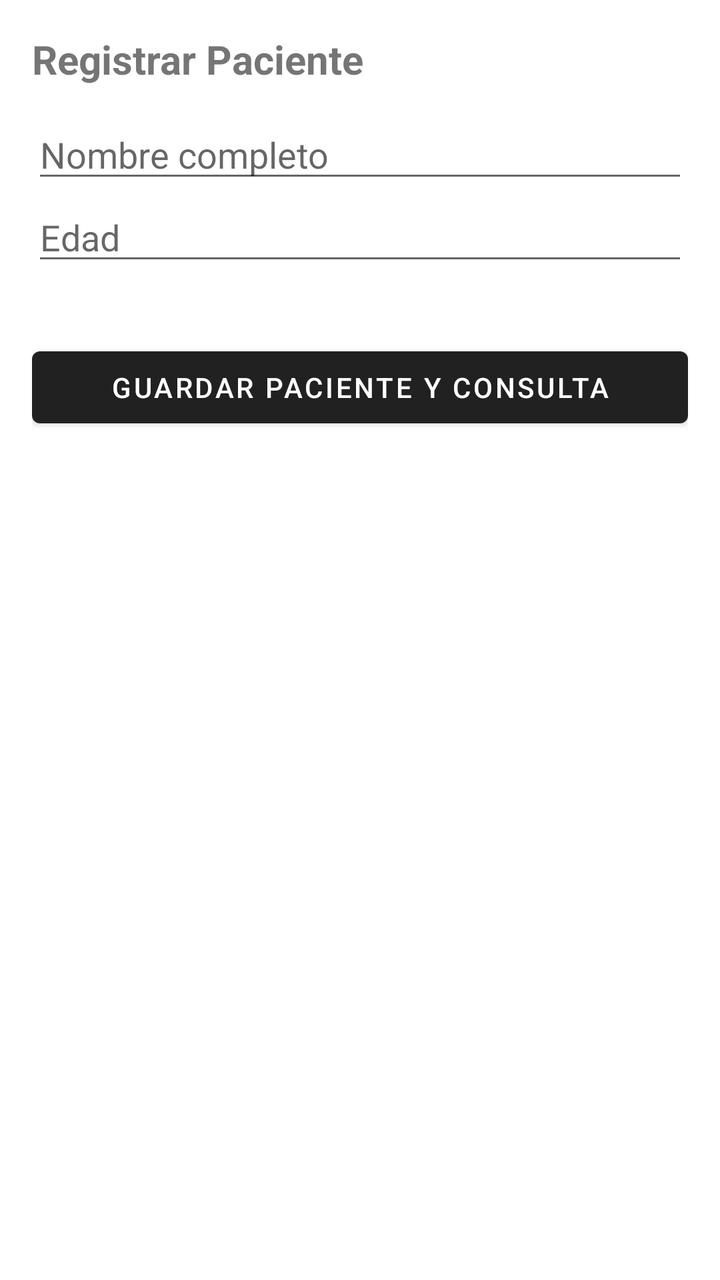
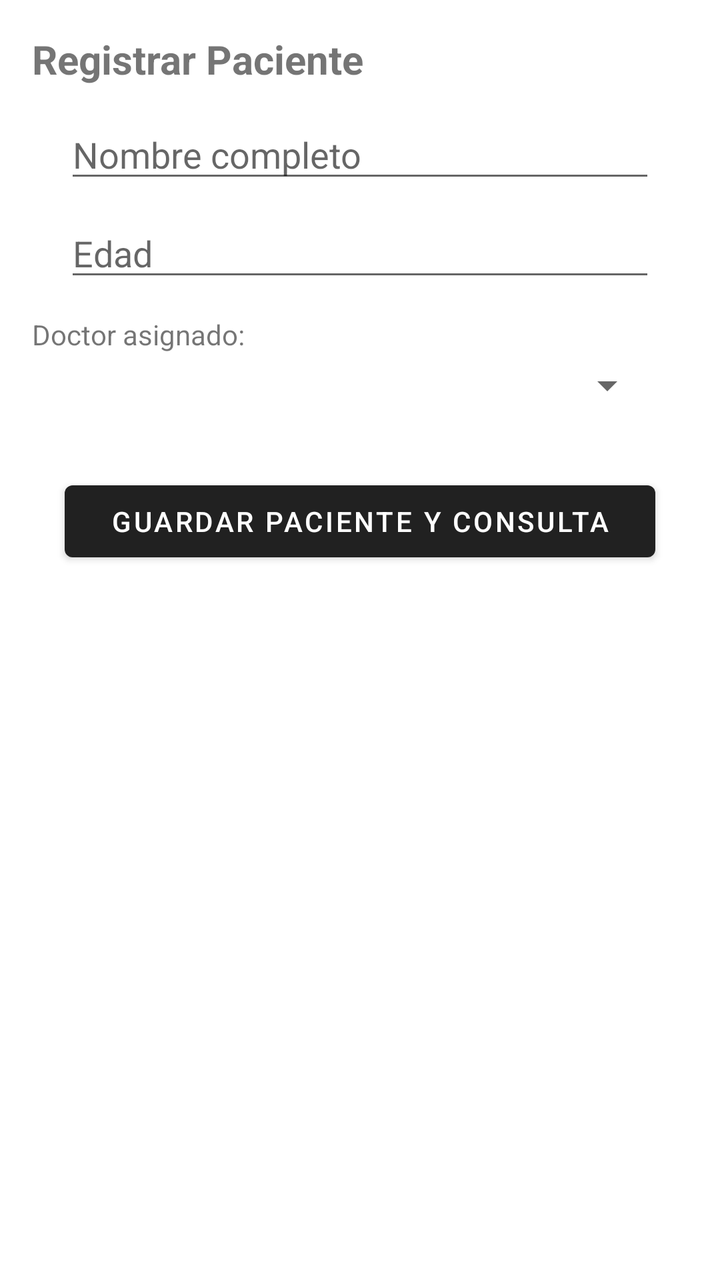

Screens rendered from an Android XML layout before and after an edit, with the pre-edit source and the edit as a unified diff.
<!-- AndroidManifest.xml: application theme Theme.MaterialComponents.DayNight.DarkActionBar -->
<!-- res/layout/activity_registro_paciente.xml -->
<?xml version="1.0" encoding="utf-8"?>
<LinearLayout xmlns:android="http://schemas.android.com/apk/res/android"
    android:layout_width="match_parent"
    android:layout_height="match_parent"
    android:orientation="vertical"
    android:padding="16dp">

    <TextView
        android:layout_width="wrap_content"
        android:layout_height="wrap_content"
        android:text="Registrar Paciente"
        android:textSize="20sp"
        android:textStyle="bold"
        android:layout_marginBottom="12dp"/>

    <EditText
        android:id="@+id/etNombrePaciente"
        android:layout_width="match_parent"
        android:layout_height="wrap_content"
        android:hint="Nombre completo"/>

    <EditText
        android:id="@+id/etEdadPaciente"
        android:layout_width="match_parent"
        android:layout_height="wrap_content"
        android:hint="Edad"
        android:inputType="number"
        android:layout_marginBottom="16dp"/>

    
    <FrameLayout
        android:id="@+id/fragmentContainer"
        android:layout_width="match_parent"
        android:layout_height="wrap_content"
        android:layout_marginBottom="16dp"/>

    <Button
        android:id="@+id/btnGuardarTodo"
        android:layout_width="match_parent"
        android:layout_height="wrap_content"
        android:text="Guardar Paciente y Consulta"/>

</LinearLayout>
<!-- resources referenced by this layout -->
<resources>

</resources>

<!-- the commit's change to res/layout/activity_registro_paciente.xml (unified diff, before → after) -->
@@ -1,43 +1,11 @@
-<?xml version="1.0" encoding="utf-8"?>
-<LinearLayout xmlns:android="http://schemas.android.com/apk/res/android"
-    android:layout_width="match_parent"
-    android:layout_height="match_parent"
-    android:orientation="vertical"
-    android:padding="16dp">
-
-    <TextView
-        android:layout_width="wrap_content"
-        android:layout_height="wrap_content"
-        android:text="Registrar Paciente"
-        android:textSize="20sp"
-        android:textStyle="bold"
-        android:layout_marginBottom="12dp"/>
-
-    <EditText
-        android:id="@+id/etNombrePaciente"
-        android:layout_width="match_parent"
-        android:layout_height="wrap_content"
-        android:hint="Nombre completo"/>
-
-    <EditText
-        android:id="@+id/etEdadPaciente"
-        android:layout_width="match_parent"
-        android:layout_height="wrap_content"
-        android:hint="Edad"
-        android:inputType="number"
-        android:layout_marginBottom="16dp"/>
-
+<androidx.constraintlayout.widget.ConstraintLayout xmlns:android="http://schemas.android.com/apk/res/android" xmlns:app="http://schemas.android.com/apk/res-auto" android:layout_width="match_parent" android:layout_height="match_parent" android:padding="16dp">
+    <TextView android:id="@+id/tvTitulo" android:layout_width="wrap_content" android:layout_height="wrap_content" android:text="Registrar Paciente" android:textSize="20sp" android:textStyle="bold" app:layout_constraintTop_toTopOf="parent" app:layout_constraintStart_toStartOf="parent"/>
+    <EditText android:id="@+id/etNombrePaciente" android:layout_width="0dp" android:layout_height="wrap_content" android:hint="Nombre completo" android:layout_marginTop="12dp" app:layout_constraintWidth_percent="0.9" app:layout_constraintTop_toBottomOf="@id/tvTitulo" app:layout_constraintStart_toStartOf="parent" app:layout_constraintEnd_toEndOf="parent"/>
+    <EditText android:id="@+id/etEdadPaciente" android:layout_width="0dp" android:layout_height="wrap_content" android:hint="Edad" android:inputType="number" android:layout_marginTop="8dp" app:layout_constraintWidth_percent="0.9" app:layout_constraintTop_toBottomOf="@id/etNombrePaciente" app:layout_constraintStart_toStartOf="parent" app:layout_constraintEnd_toEndOf="parent"/>
+    <TextView android:id="@+id/tvLabelDoctor" android:layout_width="wrap_content" android:layout_height="wrap_content" android:text="Doctor asignado:" android:layout_marginTop="12dp" app:layout_constraintTop_toBottomOf="@id/etEdadPaciente" app:layout_constraintStart_toStartOf="parent"/>
     
-    <FrameLayout
-        android:id="@+id/fragmentContainer"
-        android:layout_width="match_parent"
-        android:layout_height="wrap_content"
-        android:layout_marginBottom="16dp"/>
-
-    <Button
-        android:id="@+id/btnGuardarTodo"
-        android:layout_width="match_parent"
-        android:layout_height="wrap_content"
-        android:text="Guardar Paciente y Consulta"/>
-
-</LinearLayout>
+    <Spinner android:id="@+id/spinnerDoctor" android:layout_width="0dp" android:layout_height="wrap_content" android:layout_marginTop="4dp" app:layout_constraintWidth_percent="0.9" app:layout_constraintTop_toBottomOf="@id/tvLabelDoctor" app:layout_constraintStart_toStartOf="parent" app:layout_constraintEnd_toEndOf="parent"/>
+    
+    <FrameLayout android:id="@+id/fragmentContainer" android:layout_width="0dp" android:layout_height="wrap_content" android:layout_marginTop="16dp" app:layout_constraintWidth_percent="0.9" app:layout_constraintTop_toBottomOf="@id/spinnerDoctor" app:layout_constraintStart_toStartOf="parent" app:layout_constraintEnd_toEndOf="parent"/>
+    <Button android:id="@+id/btnGuardarTodo" android:layout_width="0dp" android:layout_height="wrap_content" android:text="Guardar Paciente y Consulta" android:layout_marginTop="16dp" app:layout_constraintWidth_percent="0.9" app:layout_constraintTop_toBottomOf="@id/fragmentContainer" app:layout_constraintStart_toStartOf="parent" app:layout_constraintEnd_toEndOf="parent"/>
+</androidx.constraintlayout.widget.ConstraintLayout>
